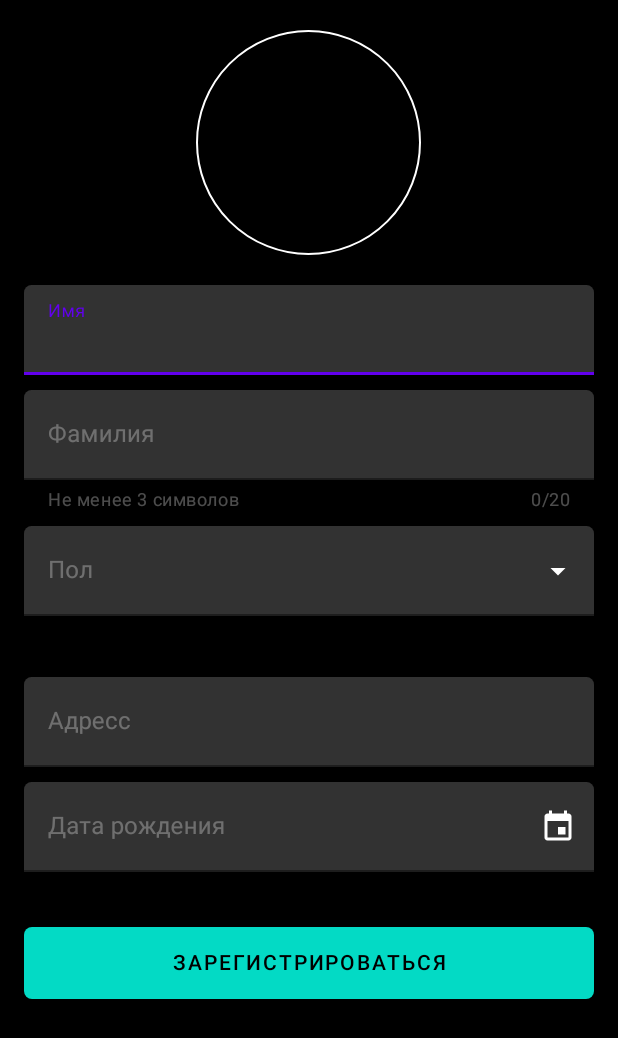
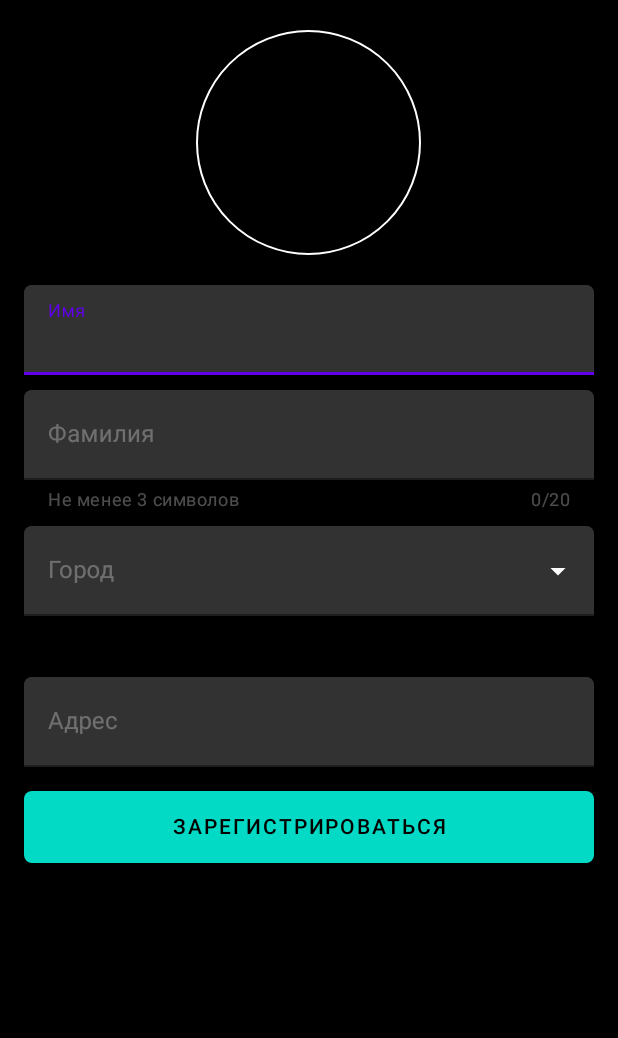
Before and after one commit to nurlan1998/DiplomProject, an Android app: the layout fragment_set_profile.xml on its own in the app's theme, with its tools: preview values and no code run, on a phone screen of 412 x 824 dp. Shown: the top 1038 px of the screen. Run offline under Robolectric (Android 15) with nearby library versions, the phone set to English and light mode, and no system bars.

Commit message:
добавил скриншот приложения

```diff
--- a/app/src/main/java/com/nurlan/diplomproject/ui/sub_modules/monter/MonterFragment.kt
+++ b/app/src/main/java/com/nurlan/diplomproject/ui/sub_modules/monter/MonterFragment.kt
@@ -78,7 +78,6 @@ class MonterFragment : Fragment() {
             monter.update(
                 "selectClaim",claim.selectClaim
             ).addOnSuccessListener {
-
             }
     }
 
--- a/app/src/main/res/layout/fragment_create_claims.xml
+++ b/app/src/main/res/layout/fragment_create_claims.xml
@@ -78,7 +78,7 @@
             app:counterEnabled="true"
             app:counterMaxLength="20"
             app:helperText="@string/helper_name"
-            android:hint="*Адресс оказание услуги">
+            android:hint="*Адрес оказания услуги">
 
             <com.google.android.material.textfield.TextInputEditText
                 android:id="@+id/fragment_create_claims_edit_text_address"
--- a/app/src/main/res/layout/fragment_set_profile.xml
+++ b/app/src/main/res/layout/fragment_set_profile.xml
@@ -59,7 +59,7 @@
             android:id="@+id/fragment_set_profile_form_sex"
             style="@style/CustomFormSpinner"
             android:layout_marginTop="10dp"
-            android:hint="@string/hint_sex">
+            android:hint="@string/hint_city">
 
             <AutoCompleteTextView
                 style="@style/CustomSpinner"
@@ -77,25 +77,6 @@
                 android:id="@+id/fragment_set_profile_edit_text_address"
                 style="@style/CustomEditText"
                 android:imeOptions="actionDone"/>
-
-        </com.google.android.material.textfield.TextInputLayout>
-
-        <com.google.android.material.textfield.TextInputLayout
-            android:id="@+id/fragment_set_profile_form_birthday"
-            style="@style/CustomFormSpinner"
-            android:layout_marginTop="10dp"
-            app:endIconDrawable="@drawable/ic_calendar"
-            app:endIconMode="custom"
-            app:counterEnabled="true"
-            android:hint="@string/hint_birthday">
-
-            <AutoCompleteTextView
-                android:id="@+id/fragment_set_profile_edit_text_birthday"
-                style="@style/CustomEditText"
-                android:imeOptions="actionDone"
-                android:focusable="false"
-                android:clickable="true"
-                android:inputType="none"/>
 
         </com.google.android.material.textfield.TextInputLayout>
 
--- a/app/src/main/res/values/strings.xml
+++ b/app/src/main/res/values/strings.xml
@@ -9,7 +9,7 @@
     <string name="hint_full_name">Имя</string>
     <string name="hint_sex">Пол</string>
     <string name="hint_city">Город</string>
-    <string name="hint_address">Адресс</string>
+    <string name="hint_address">Адрес</string>
     <string name="hint_birthday">Дата рождения</string>
     <string name="hint_description">Описание</string>
 
```
Also changed, not shown: app/src/main/java/com/nurlan/diplomproject/ui/modules/start/StartActivity.kt (+13 -0 lines), app/src/main/java/com/nurlan/screenshots/diplom-1.jpg (added), app/src/main/java/com/nurlan/screenshots/diplom-2.jpg (added), app/src/main/java/com/nurlan/screenshots/diplom-4.jpg (added), app/src/main/java/com/nurlan/screenshots/diplom-5.jpg (added), app/src/main/java/com/nurlan/screenshots/diplom-6.jpg (added), app/src/main/java/com/nurlan/screenshots/diplom-7.jpg (added), app/src/main/java/com/nurlan/screenshots/diplom-8.jpg (added), app/src/main/java/com/nurlan/screenshots/diplom-9.jpg (added).
